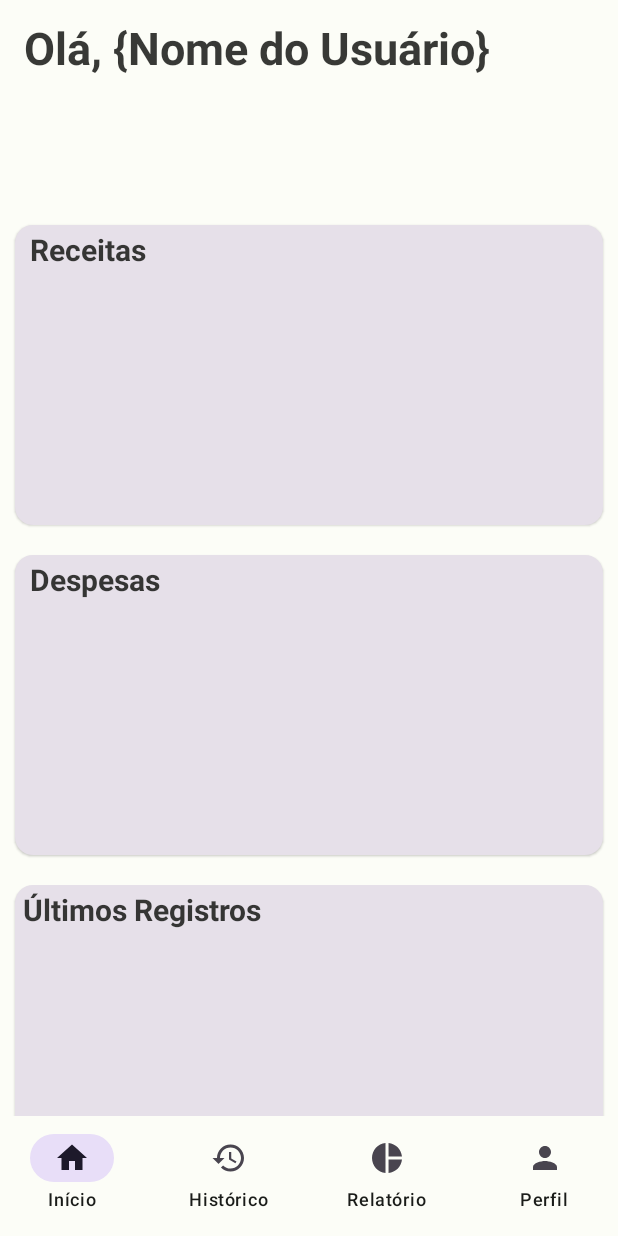
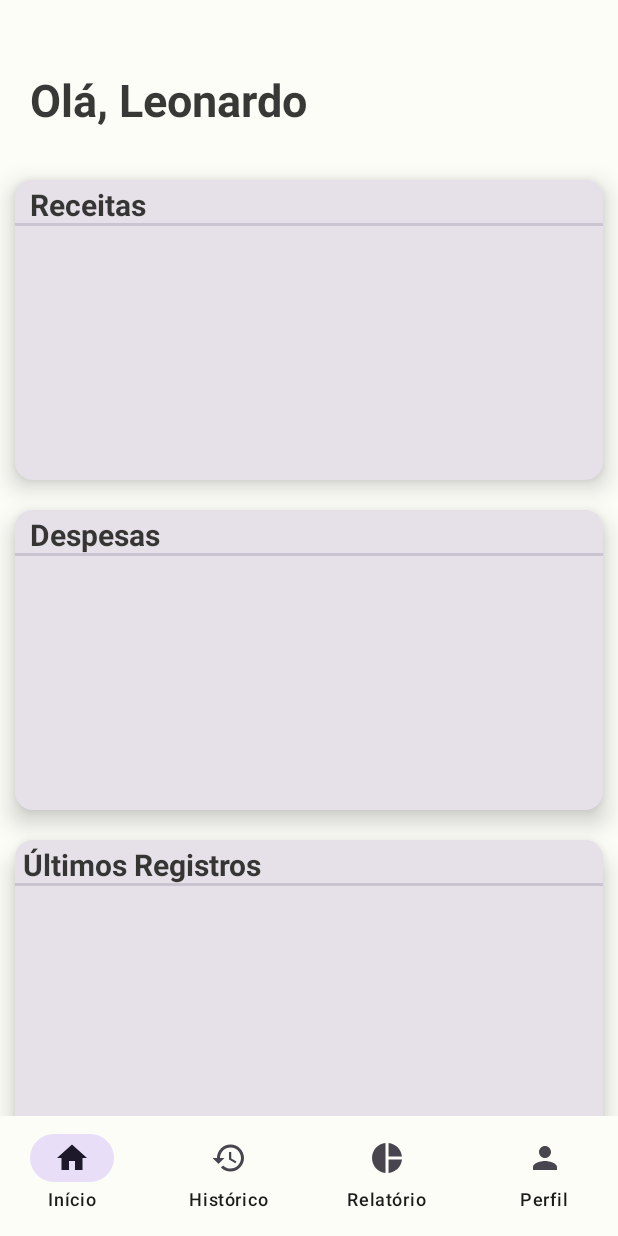
Before and after one commit to danpnx/percapita-app, an Android app built with Jetpack Compose: the HomeScreen screen opened through its navigation route, on a phone screen of 412 x 824 dp. Run offline under Robolectric (Android 15) with nearby library versions, the phone set to English and light mode, and no system bars; libraries missing offline, so code that uses them is left out: com.github.tehras.charts.

Commit message:
Implementação do Divider na HomeScreen

```diff
--- a/androidApp/src/main/java/br/com/percapita/android/screens/home/HomeScreen.kt
+++ b/androidApp/src/main/java/br/com/percapita/android/screens/home/HomeScreen.kt
@@ -6,8 +6,7 @@ import androidx.compose.foundation.lazy.LazyColumn
 import androidx.compose.material.Scaffold
 import androidx.compose.material.Text
 import androidx.compose.material.rememberScaffoldState
-import androidx.compose.material3.Card
-import androidx.compose.material3.CardDefaults
+import androidx.compose.material3.*
 import androidx.compose.runtime.Composable
 import androidx.compose.ui.Alignment
 import androidx.compose.ui.Modifier
@@ -22,6 +21,7 @@ import br.com.percapita.android.MyApplicationTheme
 import br.com.percapita.android.components.BottomBar
 import br.com.percapita.android.components.TransactionCard
 import br.com.percapita.android.util.Lists.transactionList
+import java.nio.file.WatchEvent
 
 @Composable
 fun HomeScreen(isSystemDarkTheme: Boolean, navController: NavController) {
@@ -34,15 +34,17 @@ fun HomeScreen(isSystemDarkTheme: Boolean, navController: NavController) {
             Column(
                 verticalArrangement = Arrangement.Top,
                 horizontalAlignment = Alignment.CenterHorizontally,
-                modifier = Modifier.padding(horizontal = 16.dp, vertical = 15.dp)
+                modifier = Modifier.padding(horizontal = 20.dp, vertical = 50.dp)
+
             ) {
                 Text(
-                    text = "Olá, {Nome do Usuário}",
+                    text = "Olá, Leonardo",
                     fontSize = 30.sp,
                     textAlign = TextAlign.Start,
                     fontWeight = FontWeight.Bold,
                     modifier = Modifier.fillMaxWidth(1.3f)
                 )
+
             }
             LazyColumn(
                 modifier = Modifier
@@ -53,27 +55,32 @@ fun HomeScreen(isSystemDarkTheme: Boolean, navController: NavController) {
                 item {
                     Card(
                         shape = CardDefaults.elevatedShape,
-                        elevation = CardDefaults.cardElevation(1.dp),
+                        elevation = CardDefaults.cardElevation(10.dp),
                         modifier = Modifier
-                            .padding(top = 150.dp)
+                            .padding(top = 120.dp)
                             .height(200.dp)
-                            .fillMaxWidth()
+                            .fillMaxWidth(),
+                        //colors = CardDefaults.cardColors(Green)
+
                     ) {
                         Text(
                             text = "Receitas",
                             Modifier.padding(start = 10.dp, top = 5.dp),
                             fontWeight = FontWeight.Bold,
-                            fontSize = 20.sp
+                            fontSize = 20.sp,
+                        )
+                        Divider(
+                            thickness = (2.dp),
                         )
                     }
                     Card(
                         shape = CardDefaults.elevatedShape,
-                        elevation = CardDefaults.cardElevation(1.dp),
+                        elevation = CardDefaults.cardElevation(10.dp),
                         modifier = Modifier
                             .padding(top = 20.dp)
                             .height(200.dp)
                             .fillMaxWidth(),
-                        //    colors = CardDefaults.cardColors(Green)
+                        //colors = CardDefaults.cardColors(Red)
                     ) {
                         Text(
                             text = "Despesas",
@@ -81,10 +88,13 @@ fun HomeScreen(isSystemDarkTheme: Boolean, navController: NavController) {
                             fontWeight = FontWeight . Bold,
                             fontSize = 20.sp
                         )
+                        Divider(
+                            thickness = (2.dp),
+                        )
                     }
                     Card(
                         shape = CardDefaults.elevatedShape,
-                        elevation = CardDefaults.cardElevation(1.dp),
+                        elevation = CardDefaults.cardElevation(10.dp),
                         modifier = Modifier
                             .padding(top = 20.dp)
                             .height(200.dp)
@@ -95,6 +105,9 @@ fun HomeScreen(isSystemDarkTheme: Boolean, navController: NavController) {
                             Modifier.padding(start = 5.dp, top = 5.dp),
                             fontWeight = FontWeight.Bold,
                             fontSize = 20.sp
+                        )
+                        Divider(
+                            thickness = (2.dp),
                         )
                     }
                 }
```
